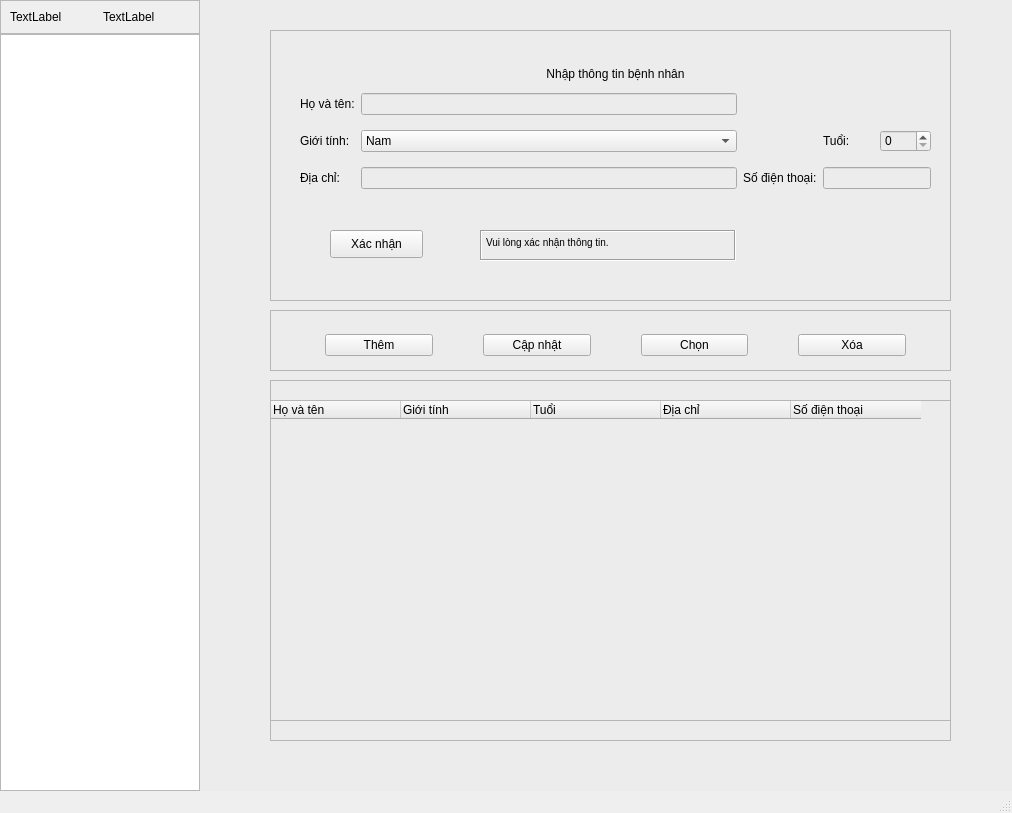
Old version of the form interface/main_ui.ui in the repository tanmaivan/COPD-Diagnosis-Expert-System.
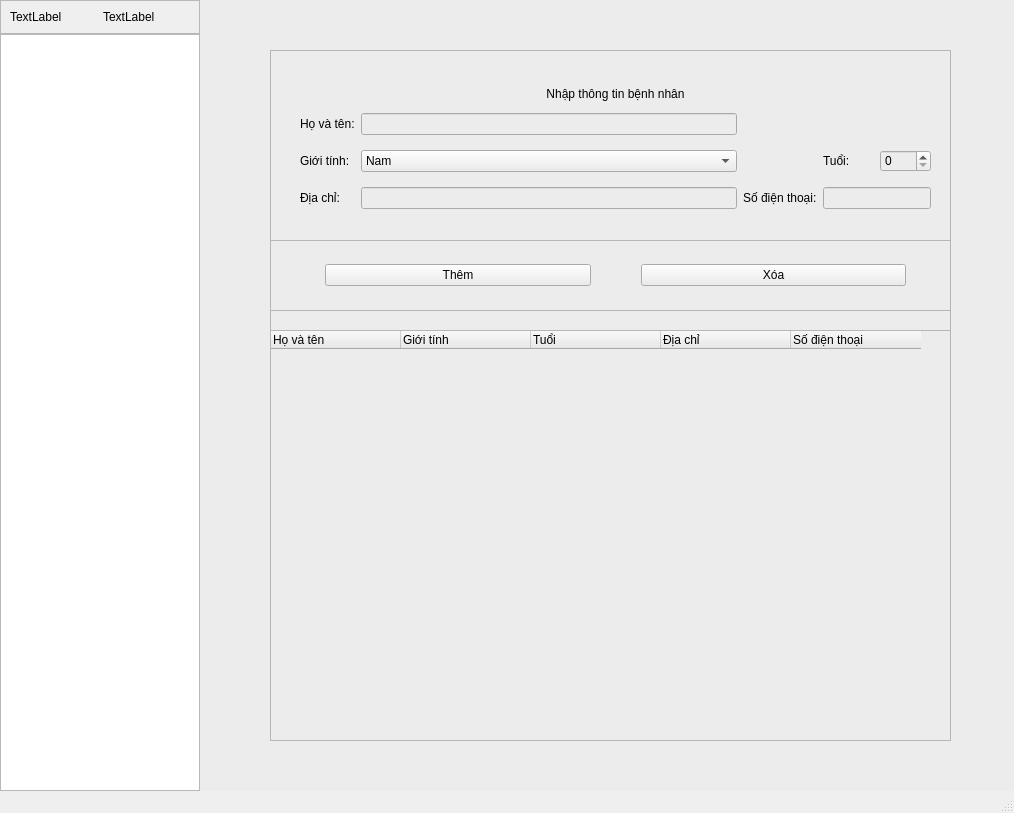
New version of the form. Icons and pictures are not drawn.

Patch:
```diff
--- a/interface/main_ui.ui
+++ b/interface/main_ui.ui
@@ -6,7 +6,7 @@
    <rect>
     <x>0</x>
     <y>0</y>
-    <width>1012</width>
+    <width>1014</width>
     <height>813</height>
    </rect>
   </property>
@@ -82,7 +82,7 @@
         <property name="geometry">
          <rect>
           <x>70</x>
-          <y>30</y>
+          <y>50</y>
           <width>681</width>
           <height>271</height>
          </rect>
@@ -93,39 +93,6 @@
         <property name="frameShadow">
          <enum>QFrame::Raised</enum>
         </property>
-        <widget class="QPushButton" name="i_connect">
-         <property name="geometry">
-          <rect>
-           <x>60</x>
-           <y>200</y>
-           <width>93</width>
-           <height>28</height>
-          </rect>
-         </property>
-         <property name="text">
-          <string>Xác nhận</string>
-         </property>
-        </widget>
-        <widget class="QTextBrowser" name="i_connect_state">
-         <property name="geometry">
-          <rect>
-           <x>210</x>
-           <y>200</y>
-           <width>256</width>
-           <height>31</height>
-          </rect>
-         </property>
-         <property name="frameShape">
-          <enum>QFrame::Box</enum>
-         </property>
-         <property name="html">
-          <string>&lt;!DOCTYPE HTML PUBLIC &quot;-//W3C//DTD HTML 4.0//EN&quot; &quot;http://www.w3.org/TR/REC-html40/strict.dtd&quot;&gt;
-&lt;html&gt;&lt;head&gt;&lt;meta name=&quot;qrichtext&quot; content=&quot;1&quot; /&gt;&lt;style type=&quot;text/css&quot;&gt;
-p, li { white-space: pre-wrap; }
-&lt;/style&gt;&lt;/head&gt;&lt;body style=&quot; font-family:'MS Shell Dlg 2'; font-size:7.8pt; font-weight:400; font-style:normal;&quot;&gt;
-&lt;p style=&quot; margin-top:0px; margin-bottom:0px; margin-left:0px; margin-right:0px; -qt-block-indent:0; text-indent:0px;&quot;&gt;Vui lòng xác nhận thông tin.&lt;/p&gt;&lt;/body&gt;&lt;/html&gt;</string>
-         </property>
-        </widget>
         <widget class="QWidget" name="layoutWidget">
          <property name="geometry">
           <rect>
@@ -221,9 +188,9 @@
         <property name="geometry">
          <rect>
           <x>70</x>
-          <y>310</y>
+          <y>240</y>
           <width>681</width>
-          <height>61</height>
+          <height>71</height>
          </rect>
         </property>
         <property name="frameShape">
@@ -271,28 +238,6 @@
             </property>
            </widget>
           </item>
-          <item>
-           <widget class="QPushButton" name="i_update_btn">
-            <property name="text">
-             <string>Cập nhật</string>
-            </property>
-            <property name="icon">
-             <iconset>
-              <normaloff>icon/update.svg</normaloff>icon/update.svg</iconset>
-            </property>
-           </widget>
-          </item>
-          <item>
-           <widget class="QPushButton" name="i_select_btn">
-            <property name="text">
-             <string>Chọn</string>
-            </property>
-            <property name="icon">
-             <iconset>
-              <normaloff>icon/select.svg</normaloff>icon/select.svg</iconset>
-            </property>
-           </widget>
-          </item>
           <item>
            <widget class="QPushButton" name="i_delete_btn">
             <property name="text">
@@ -311,9 +256,9 @@
         <property name="geometry">
          <rect>
           <x>70</x>
-          <y>380</y>
+          <y>310</y>
           <width>681</width>
-          <height>361</height>
+          <height>431</height>
          </rect>
         </property>
         <property name="frameShape">
@@ -328,7 +273,7 @@
            <x>0</x>
            <y>20</y>
            <width>681</width>
-           <height>321</height>
+           <height>411</height>
           </rect>
          </property>
          <property name="focusPolicy">
```
Left out of the diff: 4 changed lines with no effect on the pictures.
